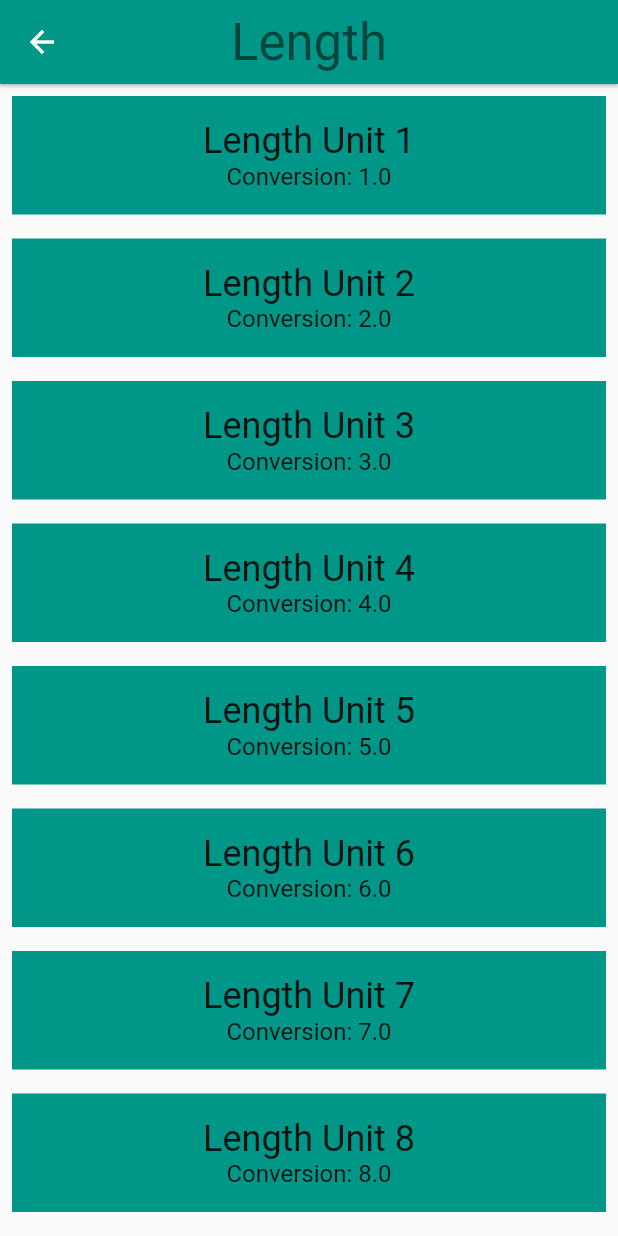
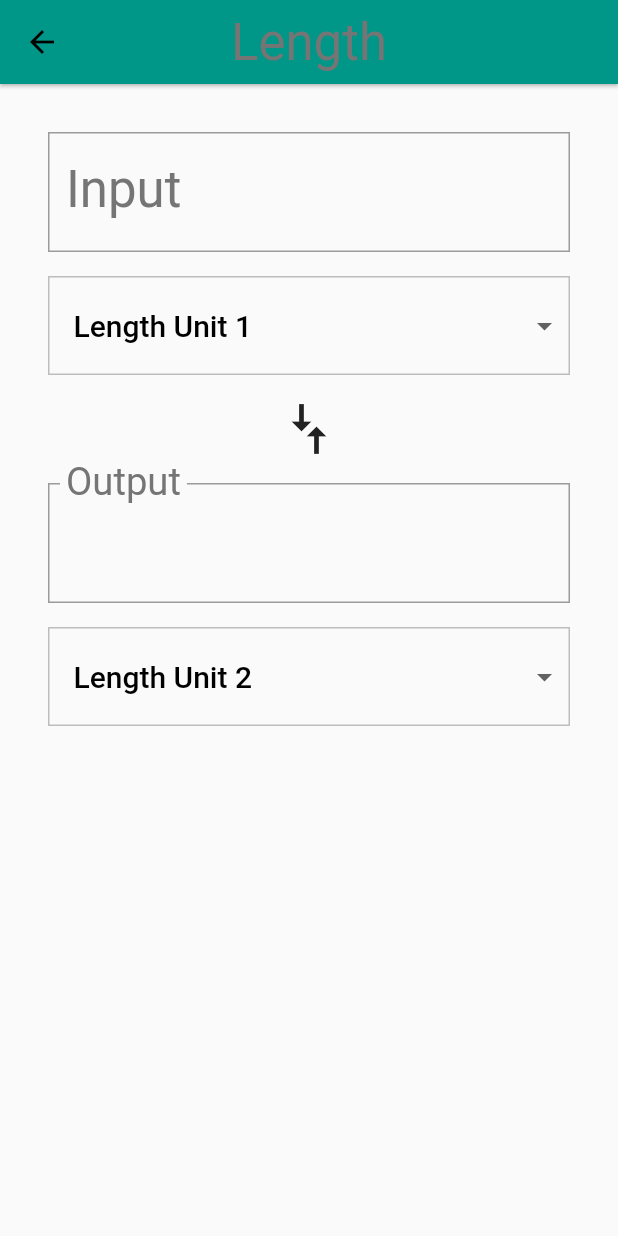
Before and after one commit to uurde/unit_converter, a Flutter app: the screen it shows after launch, after a tap on "Length", on a phone screen of 412 x 824 dp. Run offline on Flutter 3.47's test engine with Material 2 defaults, Android fonts, the phone set to English and light mode, and no system bars.

Commit message:
input and dropdowns added

```diff
--- a/lib/category.dart
+++ b/lib/category.dart
@@ -42,11 +42,13 @@ class Category extends StatelessWidget {
             color: color,
             units: units,
           ),
+          resizeToAvoidBottomPadding: false,
         );
       },
     ));
   }
 
+  @override
   Widget build(BuildContext context) {
     return Material(
       color: Colors.transparent,
--- a/lib/converter_route.dart
+++ b/lib/converter_route.dart
@@ -2,6 +2,8 @@ import 'package:flutter/material.dart';
 import 'package:meta/meta.dart';
 
 import 'package:unit_converter/unit.dart';
+
+const _padding = EdgeInsets.all(16.0);
 
 class ConverterRoute extends StatefulWidget {
   final Color color;
@@ -17,31 +19,211 @@ class ConverterRoute extends StatefulWidget {
   _ConverterRouteState createState() => _ConverterRouteState();
 }
 
-class _ConverterRouteState extends State<ConverterRoute>{
+class _ConverterRouteState extends State<ConverterRoute> {
+  Unit _fromValue;
+  Unit _toValue;
+  double _inputValue;
+  String _convertedValue = '';
+  List<DropdownMenuItem> _unitMenuItems;
+  bool _showValidationError = false;
+
+  @override
+  void initState() {
+    super.initState();
+    _createDropdownMenuItems();
+    _setDefaults();
+  }
+
+  void _createDropdownMenuItems() {
+    var newItems = <DropdownMenuItem>[];
+    for (var unit in widget.units) {
+      newItems.add(DropdownMenuItem(
+        value: unit.name,
+        child: Container(
+          child: Text(
+            unit.name,
+            softWrap: true,
+          ),
+        ),
+      ));
+    }
+    setState(() {
+      _unitMenuItems = newItems;
+    });
+  }
+
+  void _setDefaults() {
+    setState(() {
+      _fromValue = widget.units[0];
+      _toValue = widget.units[1];
+    });
+  }
+
+  String _format(double conversion) {
+    var outputNum = conversion.toStringAsPrecision(7);
+    if (outputNum.contains('.') && outputNum.endsWith('0')) {
+      var i = outputNum.length - 1;
+      while (outputNum[i] == '0') {
+        i -= 1;
+      }
+      outputNum = outputNum.substring(0, i + 1);
+    }
+    if (outputNum.endsWith('.')) {
+      return outputNum.substring(0, outputNum.length - 1);
+    }
+    return outputNum;
+  }
+
+  void _updateConversion() {
+    setState(() {
+      _convertedValue =
+          _format(_inputValue * (_toValue.conversion / _fromValue.conversion));
+    });
+  }
+
+  void _updateInputValue(String input) {
+    setState(() {
+      if (input == null || input.isEmpty) {
+        _convertedValue = '';
+      } else {
+        try {
+          final inputDouble = double.parse(input);
+          _showValidationError = false;
+          _inputValue = inputDouble;
+          _updateConversion();
+        } on Exception catch (e) {
+          print('Error: $e');
+          _showValidationError = true;
+        }
+      }
+    });
+  }
+
+  Unit _getUnit(String unitName) {
+    return widget.units.firstWhere(
+      (Unit unit) {
+        return unit.name == unitName;
+      },
+      orElse: null,
+    );
+  }
+
+  void _updateFromConversion(dynamic unitName) {
+    setState(() {
+      _fromValue = _getUnit(unitName);
+    });
+    if (_inputValue != null) {
+      _updateConversion();
+    }
+  }
+
+  void _updateToConversion(dynamic unitName) {
+    setState(() {
+      _toValue = _getUnit(unitName);
+    });
+    if (_inputValue != null) {
+      _updateConversion();
+    }
+  }
+
+  Widget _createDropdown(String currentValue, ValueChanged<dynamic> onChanged) {
+    return Container(
+      margin: EdgeInsets.only(top: 16.0),
+      decoration: BoxDecoration(
+        color: Colors.grey[50],
+        border: Border.all(
+          color: Colors.grey[400],
+          width: 1.0,
+        ),
+      ),
+      padding: EdgeInsets.symmetric(vertical: 8.0),
+      child: Theme(
+        data: Theme.of(context).copyWith(
+          canvasColor: Colors.grey[50],
+        ),
+        child: DropdownButtonHideUnderline(
+          child: ButtonTheme(
+            alignedDropdown: true,
+            child: DropdownButton(
+              value: currentValue,
+              items: _unitMenuItems,
+              onChanged: onChanged,
+              style: Theme.of(context).textTheme.headline6,
+            ),
+          ),
+        ),
+      ),
+    );
+  }
+
   @override
   Widget build(BuildContext context) {
-    final unitWidgets = widget.units.map((Unit unit) {
-      return Container(
-        color: widget.color,
-        margin: EdgeInsets.all(8.0),
-        padding: EdgeInsets.all(16.0),
-        child: Column(
-          children: <Widget>[
-            Text(
-              unit.name,
-              style: Theme.of(context).textTheme.headline5,
+    final input = Padding(
+      padding: _padding,
+      child: Column(
+        crossAxisAlignment: CrossAxisAlignment.stretch,
+        children: [
+          TextField(
+            style: Theme.of(context).textTheme.headline4,
+            decoration: InputDecoration(
+              labelStyle: Theme.of(context).textTheme.headline4,
+              errorText: _showValidationError ? 'Invalid number entered' : null,
+              labelText: 'Input',
+              border: OutlineInputBorder(
+                borderRadius: BorderRadius.circular(0.0),
+              ),
             ),
-            Text(
-              'Conversion: ${unit.conversion}',
-              style: Theme.of(context).textTheme.subtitle1,
+            keyboardType: TextInputType.number,
+            onChanged: _updateInputValue,
+          ),
+          _createDropdown(_fromValue.name, _updateFromConversion),
+        ],
+      ),
+    );
+
+    final arrows = RotatedBox(
+      quarterTurns: 1,
+      child: Icon(
+        Icons.compare_arrows,
+        size: 40.0,
+      ),
+    );
+
+    final output = Padding(
+      padding: _padding,
+      child: Column(
+        crossAxisAlignment: CrossAxisAlignment.stretch,
+        children: [
+          InputDecorator(
+            child: Text(
+              _convertedValue,
+              style: Theme.of(context).textTheme.headline4,
             ),
-          ],
-        ),
-      );
-    }).toList();
+            decoration: InputDecoration(
+              labelText: 'Output',
+              labelStyle: Theme.of(context).textTheme.headline4,
+              border: OutlineInputBorder(
+                borderRadius: BorderRadius.circular(0.0),
+              ),
+            ),
+          ),
+          _createDropdown(_toValue.name, _updateToConversion),
+        ],
+      ),
+    );
 
-    return ListView(
-      children: unitWidgets,
+    final converter = Column(
+      crossAxisAlignment: CrossAxisAlignment.stretch,
+      children: [
+        input,
+        arrows,
+        output,
+      ],
+    );
+
+    return Padding(
+      padding: _padding,
+      child: converter,
     );
   }
 }
--- a/lib/main.dart
+++ b/lib/main.dart
@@ -11,6 +11,14 @@ class UnitConverterApp extends StatelessWidget {
     return MaterialApp(
       debugShowCheckedModeBanner: false,
       title: 'Unit Converter',
+      theme: ThemeData(
+        textTheme: Theme.of(context).textTheme.apply(
+              bodyColor: Colors.black,
+              displayColor: Colors.grey[600],
+            ),
+        primaryColor: Colors.grey[500],
+        textSelectionColor: Colors.green[500],
+      ),
       home: CategoryRoute(),
     );
   }
```
